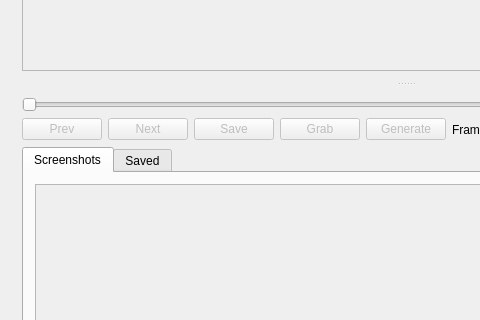
Qt form mainwindow.ui (labyrinthofdreams/screenpicker) before a commit; both pictures show x 0 to 480 and y 81 to 401 of the 812 by 521 pixel window.
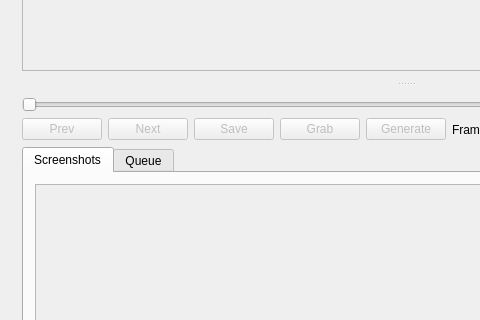
The same form after that commit. Icons and pictures are not drawn. Custom widgets are drawn as their Qt base class.

Commit message: Rename save tab to queue, as well as texts for moving to and from queue

Patch:
```diff
--- a/mainwindow.ui
+++ b/mainwindow.ui
@@ -563,7 +563,7 @@
           </widget>
           <widget class="QWidget" name="second">
            <attribute name="title">
-            <string>Saved</string>
+            <string>Queue</string>
            </attribute>
            <layout class="QVBoxLayout" name="verticalLayout_11">
             <item>
```
Left out of the diff: 6 changed lines with no effect on the pictures. The commit also changes 1 other file.
